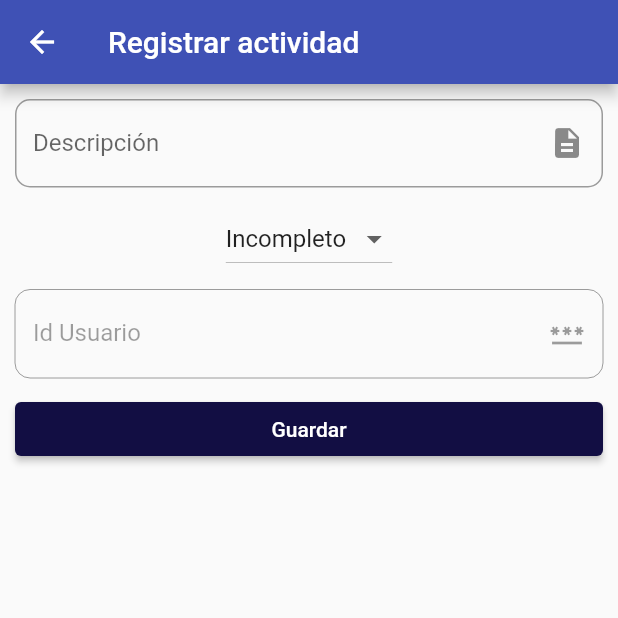
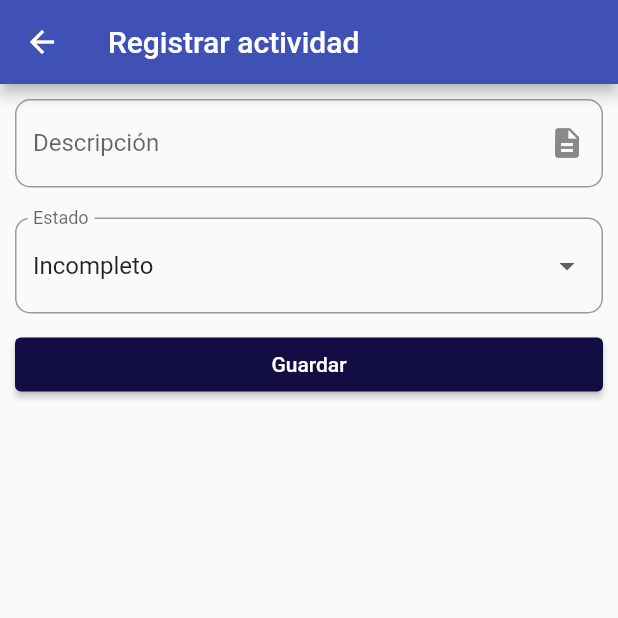
Before and after one commit to JquinteroWeb/activity-app, a Flutter app: the ActivitiesScreen screen opened directly with empty values, after a tap on the "add" icon, on a phone screen of 412 x 824 dp, the top half of it. Run offline on Flutter 3.47's test engine with Material 2 defaults, Android fonts, the phone set to English and light mode, and no system bars; our stand-ins replace adaptive_dialog, connectivity_plus, email_validator, shared_preferences; missing offline and left inert: whatsapp_unilink; accounts and stored records are empty; Roboto replaces fonts that are missing (Montserrat).

```diff
--- a/lib/components/loader_component.dart
+++ b/lib/components/loader_component.dart
@@ -13,11 +13,11 @@ class LoaderComponent extends StatelessWidget {
       child: Container(
         width: 200,
         height: 100,
-        decoration: BoxDecoration(
-          color: Color.fromARGB(255, 59, 205, 250),
-          borderRadius: BorderRadius.circular(10),
-          border: Border.all(color: Colors.black),
-        ),
+        //decoration: BoxDecoration(
+        //color: Color.fromARGB(255, 242, 244, 245),
+        // borderRadius: BorderRadius.circular(10),
+        //border: Border.all(color: Colors.black),
+        //   ),
         child: Column(
           mainAxisAlignment: MainAxisAlignment.center,
           children: [
--- a/lib/screens/activities.screen.dart
+++ b/lib/screens/activities.screen.dart
@@ -7,8 +7,6 @@ import 'package:activity_app/models/response.dart';
 import 'package:activity_app/components/loader_component.dart';
 import 'package:activity_app/models/activities.dart';
 import 'package:activity_app/helpers/api_helper.dart';
-import 'package:activity_app/screens/time_screen.dart';
-import 'package:intl/intl.dart';
 
 class ActivitiesScreen extends StatefulWidget {
   final Token token;
--- a/lib/screens/activity_screen.dart
+++ b/lib/screens/activity_screen.dart
@@ -1,5 +1,3 @@
-import 'dart:ffi';
-
 import 'package:adaptive_dialog/adaptive_dialog.dart';
 import 'package:connectivity_plus/connectivity_plus.dart';
 import 'package:flutter/material.dart';
@@ -31,9 +29,6 @@ class _ActivityScreenState extends State<ActivityScreen> {
   String _descriptionError = '';
   bool _descriptionShowError = false;
 
-  String _statusError = '';
-  bool _statusShowError = false;
-
   final TextEditingController _descriptionController = TextEditingController();
   final TextEditingController _statusController = TextEditingController();
   final TextEditingController _userIdController = TextEditingController();
@@ -64,7 +59,6 @@ class _ActivityScreenState extends State<ActivityScreen> {
             children: <Widget>[
               _showDescription(),
               _showStatus(),
-              _showUserId(),
               _showButtons(),
             ],
           ),
@@ -103,29 +97,18 @@ class _ActivityScreenState extends State<ActivityScreen> {
       const DropdownMenuItem(value: false, child: Text("Incompleto")),
     ];
 
-    return DropdownButton(
-      value: _status,
-      items: status,
-      onChanged: (value) {
-        _status = value!;
-      },
-    );
-  }
-
-  Widget _showUserId() {
     return Container(
       padding: const EdgeInsets.all(10),
-      child: TextField(
-        keyboardType: TextInputType.number,
-        controller: _userIdController,
+      child: DropdownButtonFormField(
         decoration: InputDecoration(
-          enabled: false,
-          labelText: 'Id Usuario',
-          suffixIcon: const Icon(Icons.password),
+          labelText: 'Estado',
+          // suffixIcon: const Icon(Icons.info),
           border: OutlineInputBorder(borderRadius: BorderRadius.circular(10)),
         ),
+        value: _status,
+        items: status,
         onChanged: (value) {
-          _userId = value;
+          _status = value!;
         },
       ),
     );
--- a/lib/screens/times_screen.dart
+++ b/lib/screens/times_screen.dart
@@ -158,7 +158,7 @@ class _TimesScreenState extends State<TimesScreen> {
             shape: RoundedRectangleBorder(
               borderRadius: BorderRadius.circular(10),
             ),
-            title: Text('Filtrar Tiempos'),
+            title: const Text('Filtrar Tiempos'),
             content: Column(
               mainAxisSize: MainAxisSize.min,
               children: <Widget>[
```
Also changed, not shown: lib/screens/time_screen.dart (+64 -11 lines).
